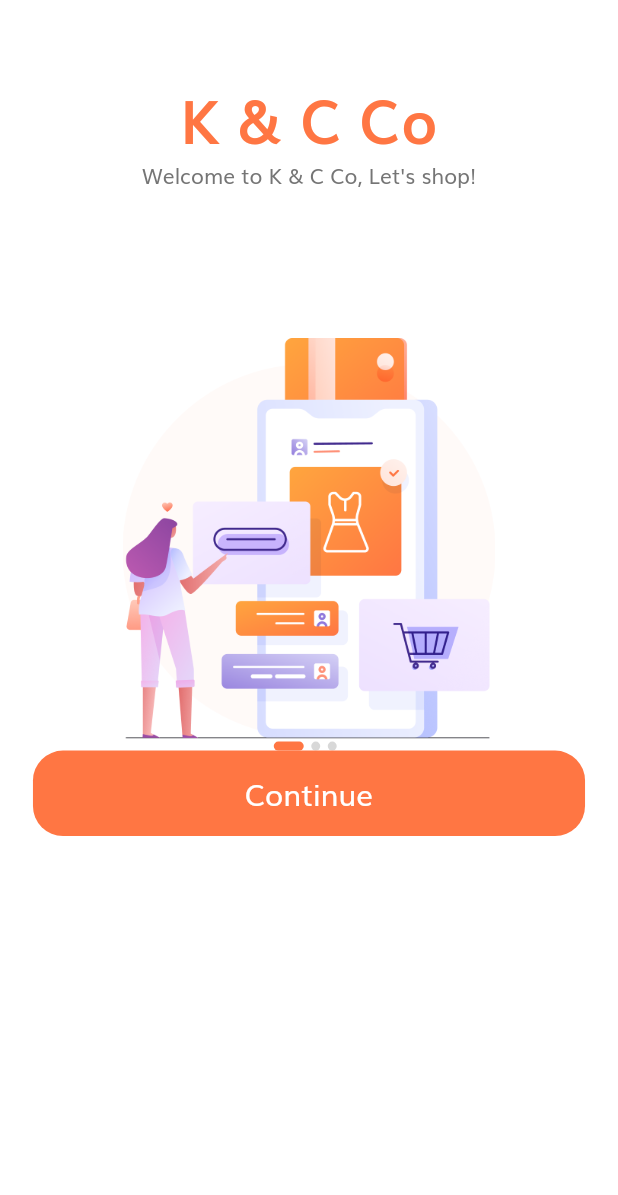
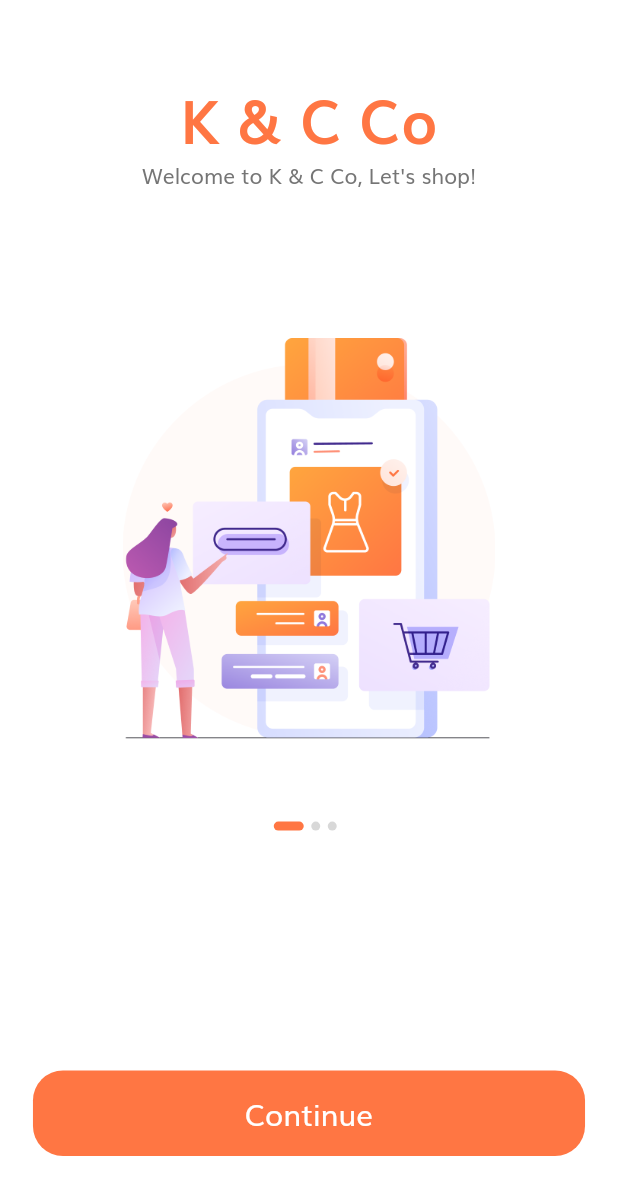
Before and after one commit to karseng9898/Flutter-E-Commerce, a Flutter app: the screen it shows after launch, on a phone screen of 412 x 824 dp. Shown: the top 1195 px of the screen. Run offline on Flutter 3.47's test engine with Material 2 defaults, Android fonts, the phone set to English and light mode, and no system bars.

Commit message:
add onboarding screen

```diff
--- /dev/null
+++ b/lib/components/default_button.dart
@@ -0,0 +1,38 @@
+import 'package:flutter/material.dart';
+
+import '../constants.dart';
+import '../size_config.dart';
+
+class DefaultButton extends StatelessWidget {
+  final String text;
+  final void Function() onPressed;
+
+  const DefaultButton({
+    Key? key,
+    required this.text,
+    required this.onPressed,
+  }) : super(key: key);
+
+  @override
+  Widget build(BuildContext context) {
+    return SizedBox(
+      width: double.infinity,
+      child: TextButton(
+        style: TextButton.styleFrom(
+          padding: const EdgeInsets.symmetric(vertical: 14),
+          backgroundColor: kPrimaryColor,
+          shape:
+              RoundedRectangleBorder(borderRadius: BorderRadius.circular(20)),
+        ),
+        onPressed: onPressed,
+        child: Text(
+          text,
+          style: TextStyle(
+            fontSize: getProportionateScreenWidth(18),
+            color: Colors.white,
+          ),
+        ),
+      ),
+    );
+  }
+}
--- a/lib/main.dart
+++ b/lib/main.dart
@@ -1,7 +1,8 @@
-import 'package:e_commerce_test/constants.dart';
 import 'package:flutter/material.dart';
 
+import 'route.dart';
 import 'screens/splash/splash_screen.dart';
+import 'theme.dart';
 
 void main() {
   runApp(const MyApp());
@@ -15,16 +16,9 @@ class MyApp extends StatelessWidget {
   Widget build(BuildContext context) {
     return MaterialApp(
       title: 'Flutter Demo',
-      theme: ThemeData(
-        scaffoldBackgroundColor: Colors.white,
-        fontFamily: "Muli",
-        textTheme: const TextTheme(
-          bodyText1: TextStyle(color: kTextColor),
-          bodyText2: TextStyle(color: kTextColor),
-        ),
-        visualDensity: VisualDensity.adaptivePlatformDensity,
-      ),
-      home: const SplashScreen(),
+      theme: theme,
+      initialRoute: SplashScreen.routeName,
+      routes: routes,
     );
   }
 }
--- /dev/null
+++ b/lib/route.dart
@@ -0,0 +1,7 @@
+import 'package:flutter/material.dart';
+
+import './screens/splash/splash_screen.dart';
+
+final Map<String, WidgetBuilder> routes = {
+  SplashScreen.routeName: (context) => const SplashScreen(),
+};
--- a/lib/screens/splash/components/body.dart
+++ b/lib/screens/splash/components/body.dart
@@ -2,6 +2,7 @@ import 'package:e_commerce_test/constants.dart';
 import 'package:e_commerce_test/size_config.dart';
 import 'package:flutter/material.dart';
 
+import '../../../components/default_button.dart';
 import './splash_content.dart';
 
 class Body extends StatefulWidget {
@@ -57,6 +58,7 @@ class _BodyState extends State<Body> {
                     horizontal: getProportionateScreenWidth(20)),
                 child: Column(
                   children: <Widget>[
+                    const Spacer(),
                     Row(
                       mainAxisAlignment: MainAxisAlignment.center,
                       children: List.generate(
@@ -64,25 +66,12 @@ class _BodyState extends State<Body> {
                         (index) => buildDot(index: index),
                       ),
                     ),
-                    SizedBox(
-                      width: double.infinity,
-                      child: TextButton(
-                        style: TextButton.styleFrom(
-                          padding: const EdgeInsets.symmetric(vertical: 14),
-                          backgroundColor: kPrimaryColor,
-                          shape: RoundedRectangleBorder(
-                              borderRadius: BorderRadius.circular(20)),
-                        ),
-                        onPressed: () {},
-                        child: Text(
-                          "Continue",
-                          style: TextStyle(
-                            fontSize: getProportionateScreenWidth(18),
-                            color: Colors.white,
-                          ),
-                        ),
-                      ),
-                    )
+                    const Spacer(flex: 3),
+                    DefaultButton(
+                      text: "Continue",
+                      onPressed: () {},
+                    ),
+                    const Spacer(),
                   ],
                 ),
               ),
--- a/lib/screens/splash/splash_screen.dart
+++ b/lib/screens/splash/splash_screen.dart
@@ -4,6 +4,7 @@ import './components/body.dart';
 import '../../size_config.dart';
 
 class SplashScreen extends StatelessWidget {
+  static const routeName = '/splash';
   const SplashScreen({super.key});
 
   @override
--- /dev/null
+++ b/lib/theme.dart
@@ -0,0 +1,13 @@
+import 'package:flutter/material.dart';
+
+import 'constants.dart';
+
+final theme = ThemeData(
+  scaffoldBackgroundColor: Colors.white,
+  fontFamily: "Muli",
+  textTheme: const TextTheme(
+    bodyText1: TextStyle(color: kTextColor),
+    bodyText2: TextStyle(color: kTextColor),
+  ),
+  visualDensity: VisualDensity.adaptivePlatformDensity,
+);
```
Also changed, not shown: 1 other file.
